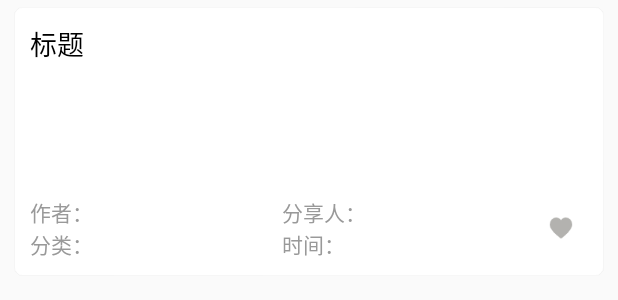
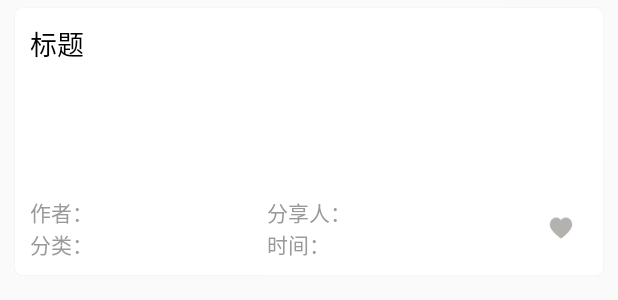
Before and after one commit to hexingbo/HXBReadingRoom, an Android app: the layout item_new_project.xml on its own in the app's theme, with its tools: preview values and no code run, on a phone screen of 412 x 824 dp. Shown: the top 300 px of the screen. Run offline under Robolectric (Android 15) with nearby library versions, the light colour scheme and no system bars.

Commit message:
页面细节调整

```diff
--- a/app/src/main/res/layout/activity_main.xml
+++ b/app/src/main/res/layout/activity_main.xml
@@ -23,7 +23,7 @@
                 android:layout_width="match_parent"
                 android:layout_height="wrap_content"
                 app:contentScrim="?attr/colorPrimary"
-                app:layout_scrollFlags="scroll|exitUntilCollapsed|snap"
+                app:layout_scrollFlags="scroll|exitUntilCollapsed|snap|enterAlways"
                 app:statusBarScrim="?attr/colorPrimary"
                 app:titleEnabled="false">
 
@@ -56,7 +56,7 @@
                 android:id="@+id/tl_home"
                 android:layout_width="match_parent"
                 android:layout_height="@dimen/public_height_40dp"
-                android:background="@color/colorWhite" />
+                android:background="@color/colorLightYellow" />
 
             <FrameLayout
                 android:id="@+id/fl_home"
--- a/app/src/main/res/layout/item_new_project.xml
+++ b/app/src/main/res/layout/item_new_project.xml
@@ -80,8 +80,7 @@
                         android:id="@+id/tv_shareUser"
                         android:layout_width="0dp"
                         android:layout_height="wrap_content"
-                        android:layout_marginRight="@dimen/public_mar_right_10dp"
-                        android:layout_weight="1"
+                        android:layout_weight="1.2"
                         android:ellipsize="end"
                         android:singleLine="true"
                         android:text="分享人："
@@ -111,8 +110,7 @@
                         android:id="@+id/tv_time"
                         android:layout_width="0dp"
                         android:layout_height="wrap_content"
-                        android:layout_marginRight="@dimen/public_mar_right_10dp"
-                        android:layout_weight="1"
+                        android:layout_weight="1.2"
                         android:ellipsize="end"
                         android:singleLine="true"
                         android:text="时间："
```
